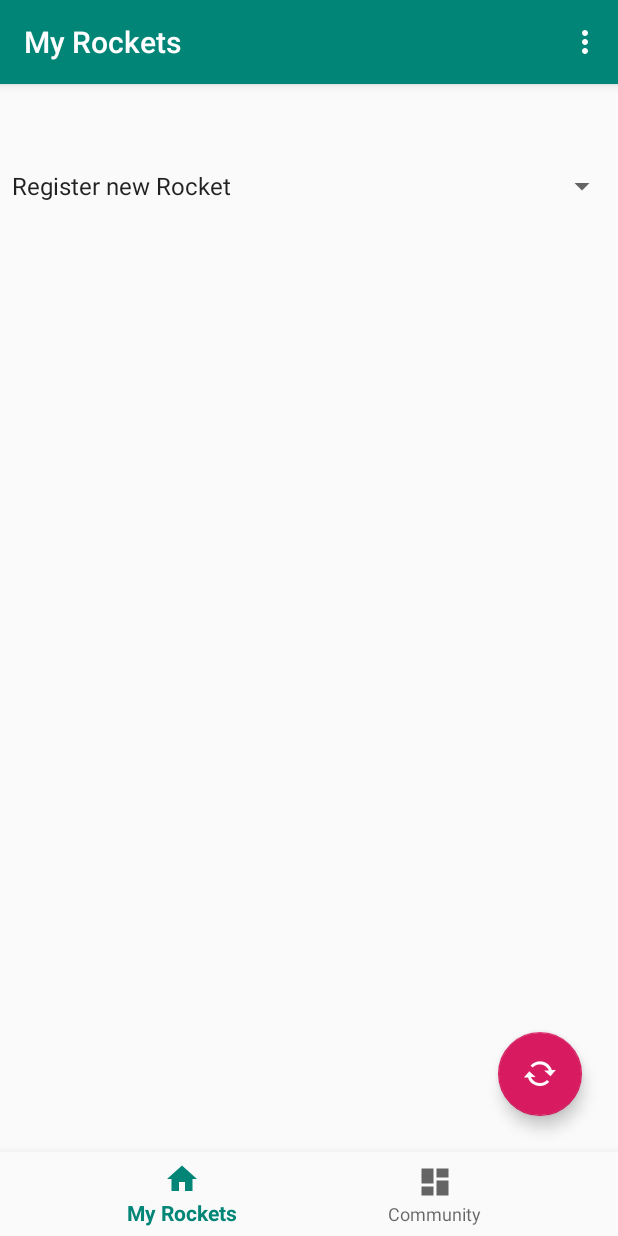
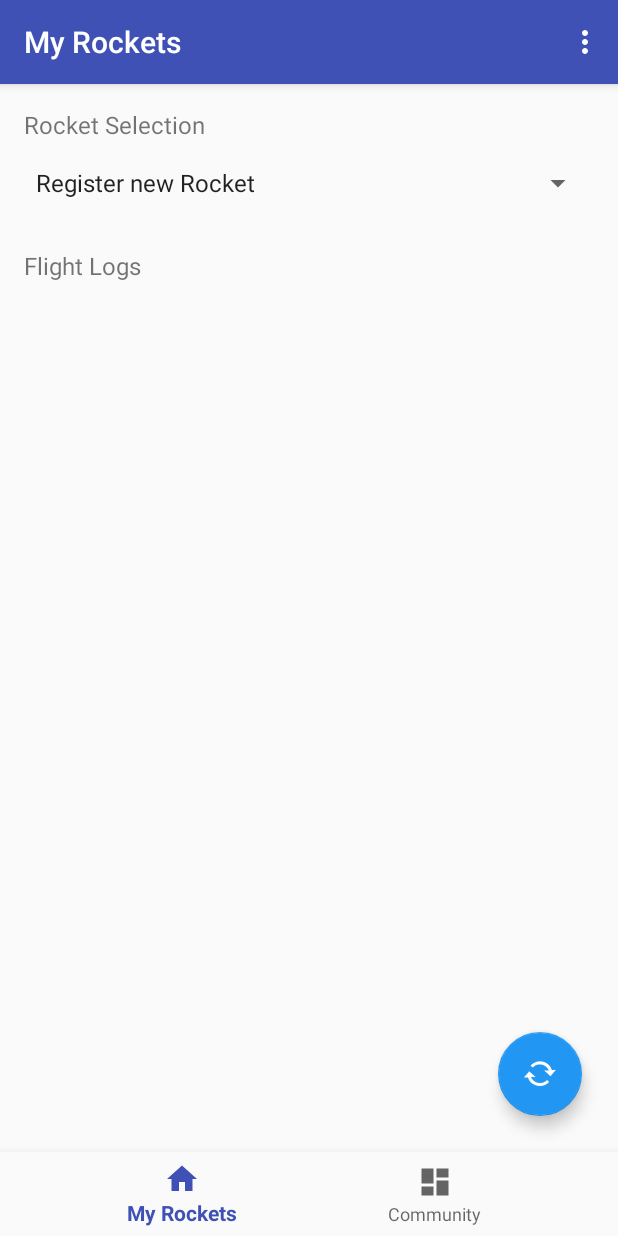
Before and after one commit to JPCatarino/URocket, an Android app: the HomeFragment screen opened directly, with no data from a screen before it, on a phone screen of 412 x 824 dp. Run offline under Robolectric (Android 15) with nearby library versions, the phone set to English and light mode, and no system bars; our stand-ins replace Firebase (no records; nobody signed in at launch, a user with empty details on screens opened directly), navigation-ui, paging; libraries missing offline, so code that uses them is left out: androidx.paging, app.akexorcist.bluetotohspp; 1 statement that could not run was skipped.

Commit message:
Add flight details, finish bluetooth sync, fix bugs, and improve UI

```diff
--- a/android/app/build.gradle
+++ b/android/app/build.gradle
@@ -20,6 +20,10 @@ android {
     }
 }
 
+repositories {
+    maven { url 'https://jitpack.io' }
+}
+
 dependencies {
     implementation fileTree(dir: 'libs', include: ['*.jar'])
     implementation 'androidx.appcompat:appcompat:1.0.2'
@@ -38,6 +42,7 @@ dependencies {
     implementation 'com.android.support:multidex:1.0.3'
     implementation 'android.arch.paging:runtime:1.0.0'
     implementation 'com.akexorcist:bluetoothspp:1.0.0'
+    implementation 'com.github.PhilJay:MPAndroidChart:v3.1.0'
     testImplementation 'junit:junit:4.12'
     androidTestImplementation 'androidx.test:runner:1.1.1'
     androidTestImplementation 'androidx.test.espresso:espresso-core:3.1.1'
--- a/android/app/src/main/java/com/jaagora/urocket/lib/FlightHolder.java
+++ b/android/app/src/main/java/com/jaagora/urocket/lib/FlightHolder.java
@@ -2,16 +2,20 @@ package com.jaagora.urocket.lib;
 
 import android.view.View;
 import android.widget.TextView;
+
+import androidx.cardview.widget.CardView;
 import androidx.recyclerview.widget.RecyclerView;
 import com.jaagora.urocket.R;
 
 public class FlightHolder extends RecyclerView.ViewHolder {
     public TextView launch_timestamp;
     public TextView flight_name;
+    public CardView flight_card;
 
     public FlightHolder(View view) {
         super(view);
         launch_timestamp = view.findViewById(R.id.launch_timestamp);
         flight_name = view.findViewById(R.id.flight_name);
+        flight_card = view.findViewById(R.id.flight_card_view);
     }
 }
--- a/android/app/src/main/res/layout/activity_main.xml
+++ b/android/app/src/main/res/layout/activity_main.xml
@@ -4,8 +4,7 @@
     xmlns:app="http://schemas.android.com/apk/res-auto"
     android:id="@+id/container"
     android:layout_width="match_parent"
-    android:layout_height="match_parent"
-    android:paddingTop="?attr/actionBarSize" >
+    android:layout_height="match_parent">
 
     <com.google.android.material.bottomnavigation.BottomNavigationView
         android:id="@+id/nav_view"
--- a/android/app/src/main/res/layout/flight_list_item.xml
+++ b/android/app/src/main/res/layout/flight_list_item.xml
@@ -7,6 +7,7 @@
     android:paddingBottom="10dp">
 
     <androidx.cardview.widget.CardView
+        android:id="@+id/flight_card_view"
         android:layout_width="match_parent"
         android:layout_height="wrap_content"
         app:contentPadding="20dp">
@@ -20,8 +21,9 @@
                 android:layout_width="0dp"
                 android:layout_height="wrap_content"
                 android:layout_marginStart="24dp"
+                android:gravity="right"
                 android:text="TextView"
-                android:textSize="18sp"
+                android:textSize="16sp"
                 app:layout_constraintBottom_toBottomOf="parent"
                 app:layout_constraintEnd_toEndOf="parent"
                 app:layout_constraintHorizontal_bias="1.0"
--- a/android/app/src/main/res/layout/fragment_home.xml
+++ b/android/app/src/main/res/layout/fragment_home.xml
@@ -21,17 +21,45 @@
         android:id="@+id/rocket_spinner"
         android:layout_width="match_parent"
         android:layout_height="wrap_content"
+        android:layout_marginStart="16dp"
+        android:layout_marginTop="16dp"
+        android:layout_marginEnd="16dp"
         app:layout_constraintEnd_toEndOf="parent"
         app:layout_constraintStart_toStartOf="parent"
-        app:layout_constraintTop_toTopOf="parent" />
+        app:layout_constraintTop_toBottomOf="@+id/textView3" />
 
     <androidx.recyclerview.widget.RecyclerView
         android:id="@+id/flights_view_rv"
         android:layout_width="match_parent"
         android:layout_height="0dp"
-        android:layout_marginTop="24dp"
+        android:layout_marginStart="8dp"
+        android:layout_marginTop="16dp"
+        android:layout_marginEnd="8dp"
         android:layout_marginBottom="2dp"
         app:layout_constraintBottom_toBottomOf="parent"
-        app:layout_constraintTop_toBottomOf="@+id/rocket_spinner"
-        tools:layout_editor_absoluteX="3dp" />
+        app:layout_constraintEnd_toEndOf="parent"
+        app:layout_constraintStart_toStartOf="parent"
+        app:layout_constraintTop_toBottomOf="@+id/textView4" />
+
+    <TextView
+        android:id="@+id/textView3"
+        android:layout_width="wrap_content"
+        android:layout_height="wrap_content"
+        android:layout_marginStart="8dp"
+        android:layout_marginTop="16dp"
+        android:text="Rocket Selection"
+        android:textSize="16sp"
+        app:layout_constraintStart_toStartOf="@+id/flights_view_rv"
+        app:layout_constraintTop_toTopOf="parent" />
+
+    <TextView
+        android:id="@+id/textView4"
+        android:layout_width="wrap_content"
+        android:layout_height="wrap_content"
+        android:layout_marginStart="16dp"
+        android:layout_marginTop="32dp"
+        android:text="Flight Logs"
+        android:textSize="16sp"
+        app:layout_constraintStart_toStartOf="parent"
+        app:layout_constraintTop_toBottomOf="@+id/rocket_spinner" />
 </androidx.constraintlayout.widget.ConstraintLayout>
--- a/android/app/src/main/res/values/colors.xml
+++ b/android/app/src/main/res/values/colors.xml
@@ -1,6 +1,6 @@
 <?xml version="1.0" encoding="utf-8"?>
 <resources>
-    <color name="colorPrimary">#008577</color>
-    <color name="colorPrimaryDark">#00574B</color>
-    <color name="colorAccent">#D81B60</color>
+    <color name="colorPrimary">#3F51B5</color>
+    <color name="colorPrimaryDark">#293575</color>
+    <color name="colorAccent">#2196F3</color>
 </resources>
--- a/android/app/src/main/res/values/dimens.xml
+++ b/android/app/src/main/res/values/dimens.xml
@@ -2,4 +2,5 @@
     <!-- Default screen margins, per the Android Design guidelines. -->
     <dimen name="activity_horizontal_margin">16dp</dimen>
     <dimen name="activity_vertical_margin">16dp</dimen>
+    <dimen name="fab_margin">16dp</dimen>
 </resources>
--- a/android/app/src/main/res/values/strings.xml
+++ b/android/app/src/main/res/values/strings.xml
@@ -6,4 +6,5 @@
     <!-- Facebook application ID and custom URL scheme (app ID prefixed by 'fb'). -->
     <string name="facebook_application_id" translatable="false">375275553151274</string>
     <string name="facebook_login_protocol_scheme" translatable="false">fb375275553151274</string>
+    <string name="title_activity_flight">FlightActivity</string>
 </resources>
--- a/android/app/src/main/res/values/styles.xml
+++ b/android/app/src/main/res/values/styles.xml
@@ -8,4 +8,13 @@
         <item name="colorAccent">@color/colorAccent</item>
     </style>
 
+    <style name="AppTheme.NoActionBar">
+        <item name="windowActionBar">false</item>
+        <item name="windowNoTitle">true</item>
+    </style>
+
+    <style name="AppTheme.AppBarOverlay" parent="ThemeOverlay.AppCompat.Dark.ActionBar" />
+
+    <style name="AppTheme.PopupOverlay" parent="ThemeOverlay.AppCompat.Light" />
+
 </resources>
```
Also changed, not shown: android/app/src/main/AndroidManifest.xml (+12 -3 lines), android/app/src/main/java/com/jaagora/urocket/ui/flight/FlightActivity.java (added, +133 -0 lines), android/app/src/main/java/com/jaagora/urocket/ui/home/HomeFragment.java (+13 -2 lines), android/app/src/main/res/layout/activity_flight.xml (added, +25 -0 lines), android/app/src/main/res/layout/content_flight.xml (added, +117 -0 lines).
